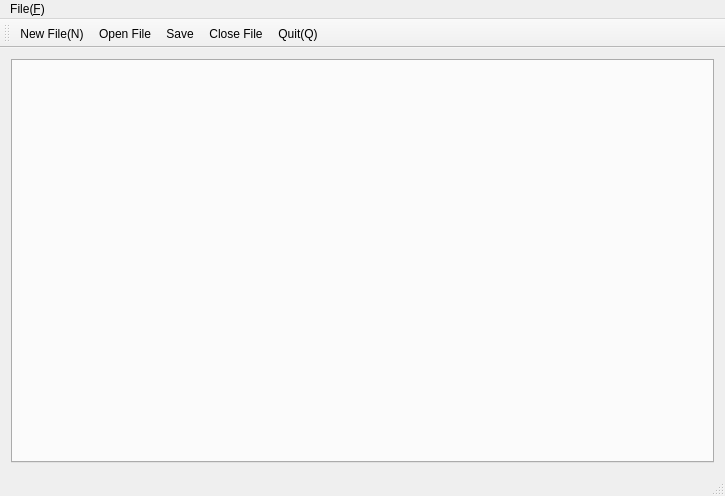
dapengjun/CodeEditor, file CodeEditor/mainwindow.ui: the form before one commit.
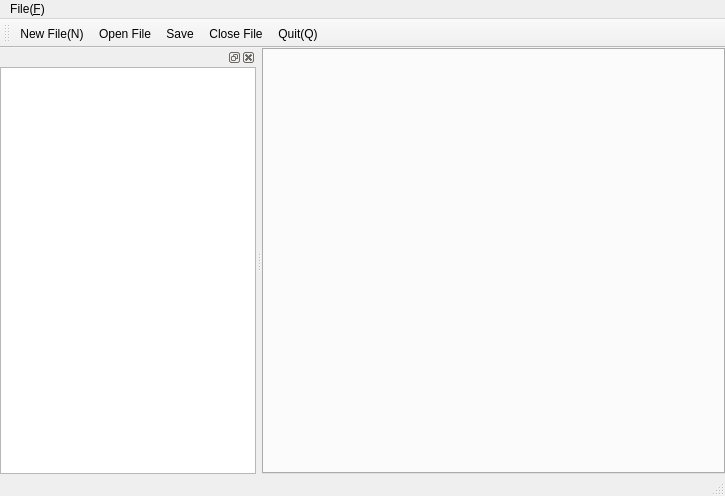
The form after the commit. Icons and pictures are not drawn.

```diff
--- a/CodeEditor/mainwindow.ui
+++ b/CodeEditor/mainwindow.ui
@@ -14,7 +14,28 @@
    <string>MainWindow</string>
   </property>
   <widget class="QWidget" name="centralWidget">
+   <property name="sizePolicy">
+    <sizepolicy hsizetype="Minimum" vsizetype="Preferred">
+     <horstretch>0</horstretch>
+     <verstretch>0</verstretch>
+    </sizepolicy>
+   </property>
    <layout class="QGridLayout" name="gridLayout">
+    <property name="leftMargin">
+     <number>0</number>
+    </property>
+    <property name="topMargin">
+     <number>0</number>
+    </property>
+    <property name="rightMargin">
+     <number>0</number>
+    </property>
+    <property name="bottomMargin">
+     <number>0</number>
+    </property>
+    <property name="spacing">
+     <number>0</number>
+    </property>
     <item row="0" column="0">
      <widget class="QTabWidget" name="tabWidget">
       <property name="currentIndex">
@@ -76,6 +97,36 @@
    <addaction name="aQuit"/>
   </widget>
   <widget class="QStatusBar" name="statusBar"/>
+  <widget class="QDockWidget" name="dockWidget">
+   <property name="enabled">
+    <bool>true</bool>
+   </property>
+   <attribute name="dockWidgetArea">
+    <number>1</number>
+   </attribute>
+   <widget class="QWidget" name="dockWidgetContents">
+    <layout class="QGridLayout" name="gridLayout_2">
+     <property name="leftMargin">
+      <number>0</number>
+     </property>
+     <property name="topMargin">
+      <number>0</number>
+     </property>
+     <property name="rightMargin">
+      <number>0</number>
+     </property>
+     <property name="bottomMargin">
+      <number>0</number>
+     </property>
+     <property name="spacing">
+      <number>0</number>
+     </property>
+     <item row="0" column="0">
+      <widget class="QTreeView" name="treeView"/>
+     </item>
+    </layout>
+   </widget>
+  </widget>
   <action name="aNewFile">
    <property name="icon">
     <iconset resource="myResources.qrc">
```
